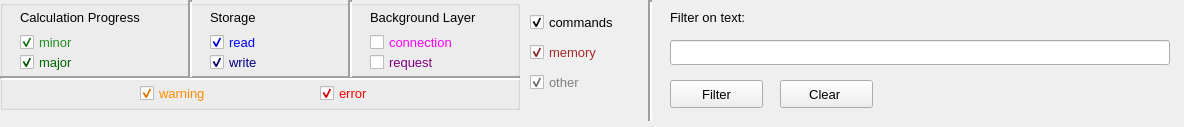
The window that qtgui/exe/res/ui/DmsEventLogSelection.ui (ObjectVision/GeoDMS) describes before a commit, drawn with Qt 5.
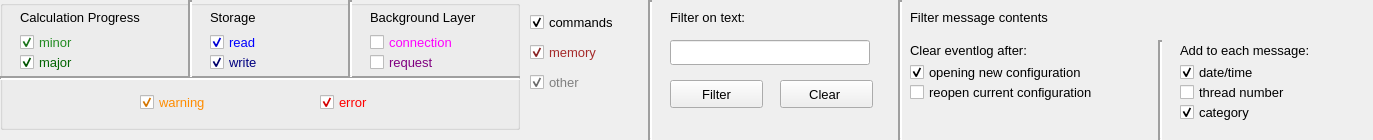
The same window after the commit.

Commit message: EventLog Message contents filtering moved to eventlog type filter

The edit to the form file:
```diff
--- a/qtgui/exe/res/ui/DmsEventLogSelection.ui
+++ b/qtgui/exe/res/ui/DmsEventLogSelection.ui
@@ -6,8 +6,8 @@
    <rect>
     <x>0</x>
     <y>0</y>
-    <width>1184</width>
-    <height>127</height>
+    <width>1373</width>
+    <height>140</height>
    </rect>
   </property>
   <property name="windowTitle">
@@ -19,7 +19,7 @@
      <x>0</x>
      <y>0</y>
      <width>520</width>
-     <height>110</height>
+     <height>130</height>
     </rect>
    </property>
    <property name="autoFillBackground">
@@ -200,7 +200,7 @@
     <property name="geometry">
      <rect>
       <x>140</x>
-      <y>81</y>
+      <y>90</y>
       <width>86</width>
       <height>25</height>
      </rect>
@@ -224,7 +224,7 @@
     <property name="geometry">
      <rect>
       <x>320</x>
-      <y>81</y>
+      <y>90</y>
       <width>63</width>
       <height>25</height>
      </rect>
@@ -394,7 +394,7 @@
     <rect>
      <x>670</x>
      <y>40</y>
-     <width>500</width>
+     <width>200</width>
      <height>25</height>
     </rect>
    </property>
@@ -405,7 +405,7 @@
      <x>640</x>
      <y>0</y>
      <width>20</width>
-     <height>121</height>
+     <height>140</height>
     </rect>
    </property>
    <property name="frameShadow">
@@ -497,6 +497,206 @@
     <bool>true</bool>
    </property>
   </widget>
+  <widget class="Line" name="line_5">
+   <property name="geometry">
+    <rect>
+     <x>890</x>
+     <y>0</y>
+     <width>20</width>
+     <height>140</height>
+    </rect>
+   </property>
+   <property name="frameShadow">
+    <enum>QFrame::Sunken</enum>
+   </property>
+   <property name="lineWidth">
+    <number>2</number>
+   </property>
+   <property name="orientation">
+    <enum>Qt::Vertical</enum>
+   </property>
+  </widget>
+  <widget class="QCheckBox" name="m_thread">
+   <property name="geometry">
+    <rect>
+     <x>1180</x>
+     <y>80</y>
+     <width>136</width>
+     <height>25</height>
+    </rect>
+   </property>
+   <property name="font">
+    <font>
+     <pointsize>10</pointsize>
+    </font>
+   </property>
+   <property name="text">
+    <string>thread number</string>
+   </property>
+   <property name="checked">
+    <bool>false</bool>
+   </property>
+  </widget>
+  <widget class="QCheckBox" name="m_opening_new_configuration">
+   <property name="geometry">
+    <rect>
+     <x>910</x>
+     <y>60</y>
+     <width>222</width>
+     <height>25</height>
+    </rect>
+   </property>
+   <property name="font">
+    <font>
+     <pointsize>10</pointsize>
+    </font>
+   </property>
+   <property name="text">
+    <string>opening new configuration</string>
+   </property>
+   <property name="checked">
+    <bool>true</bool>
+   </property>
+  </widget>
+  <widget class="QCheckBox" name="m_date_time">
+   <property name="geometry">
+    <rect>
+     <x>1180</x>
+     <y>60</y>
+     <width>100</width>
+     <height>25</height>
+    </rect>
+   </property>
+   <property name="font">
+    <font>
+     <pointsize>10</pointsize>
+    </font>
+   </property>
+   <property name="text">
+    <string>date/time</string>
+   </property>
+   <property name="checked">
+    <bool>true</bool>
+   </property>
+  </widget>
+  <widget class="QLabel" name="lbl_clear_eventlogafter">
+   <property name="geometry">
+    <rect>
+     <x>910</x>
+     <y>40</y>
+     <width>152</width>
+     <height>21</height>
+    </rect>
+   </property>
+   <property name="font">
+    <font>
+     <family>MS Shell Dlg 2</family>
+     <pointsize>10</pointsize>
+    </font>
+   </property>
+   <property name="text">
+    <string>Clear eventlog after:</string>
+   </property>
+  </widget>
+  <widget class="QLabel" name="lbl_add_to_each_trace">
+   <property name="geometry">
+    <rect>
+     <x>1180</x>
+     <y>40</y>
+     <width>166</width>
+     <height>21</height>
+    </rect>
+   </property>
+   <property name="font">
+    <font>
+     <family>MS Shell Dlg 2</family>
+     <pointsize>10</pointsize>
+    </font>
+   </property>
+   <property name="text">
+    <string>Add to each message:</string>
+   </property>
+  </widget>
+  <widget class="QLabel" name="lbl_background_layer_3">
+   <property name="geometry">
+    <rect>
+     <x>910</x>
+     <y>7</y>
+     <width>178</width>
+     <height>21</height>
+    </rect>
+   </property>
+   <property name="font">
+    <font>
+     <family>MS Shell Dlg 2</family>
+     <pointsize>10</pointsize>
+    </font>
+   </property>
+   <property name="text">
+    <string>Filter message contents</string>
+   </property>
+  </widget>
+  <widget class="QCheckBox" name="m_reopening_current_configuration">
+   <property name="geometry">
+    <rect>
+     <x>910</x>
+     <y>80</y>
+     <width>237</width>
+     <height>25</height>
+    </rect>
+   </property>
+   <property name="font">
+    <font>
+     <pointsize>10</pointsize>
+    </font>
+   </property>
+   <property name="text">
+    <string>reopen current configuration</string>
+   </property>
+   <property name="checked">
+    <bool>false</bool>
+   </property>
+  </widget>
+  <widget class="QCheckBox" name="m_thread_2">
+   <property name="geometry">
+    <rect>
+     <x>1180</x>
+     <y>100</y>
+     <width>136</width>
+     <height>25</height>
+    </rect>
+   </property>
+   <property name="font">
+    <font>
+     <pointsize>10</pointsize>
+    </font>
+   </property>
+   <property name="text">
+    <string>category</string>
+   </property>
+   <property name="checked">
+    <bool>true</bool>
+   </property>
+  </widget>
+  <widget class="Line" name="line_6">
+   <property name="geometry">
+    <rect>
+     <x>1150</x>
+     <y>40</y>
+     <width>20</width>
+     <height>100</height>
+    </rect>
+   </property>
+   <property name="frameShadow">
+    <enum>QFrame::Sunken</enum>
+   </property>
+   <property name="lineWidth">
+    <number>2</number>
+   </property>
+   <property name="orientation">
+    <enum>Qt::Vertical</enum>
+   </property>
+  </widget>
  </widget>
  <resources/>
  <connections/>
```
The commit also changes 1 other file.
